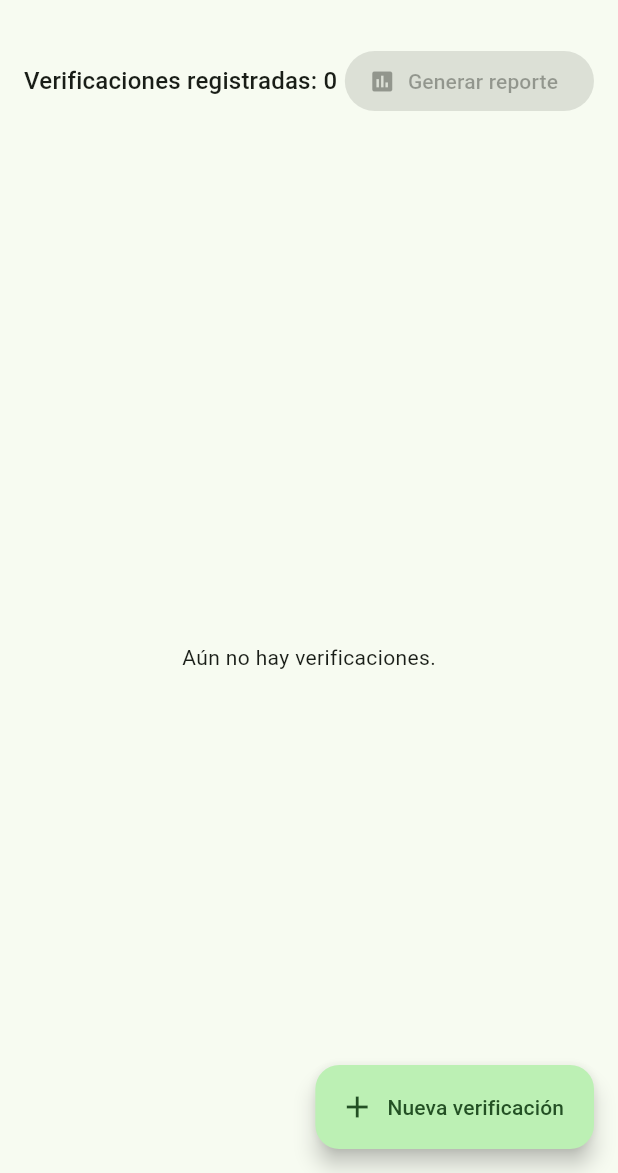
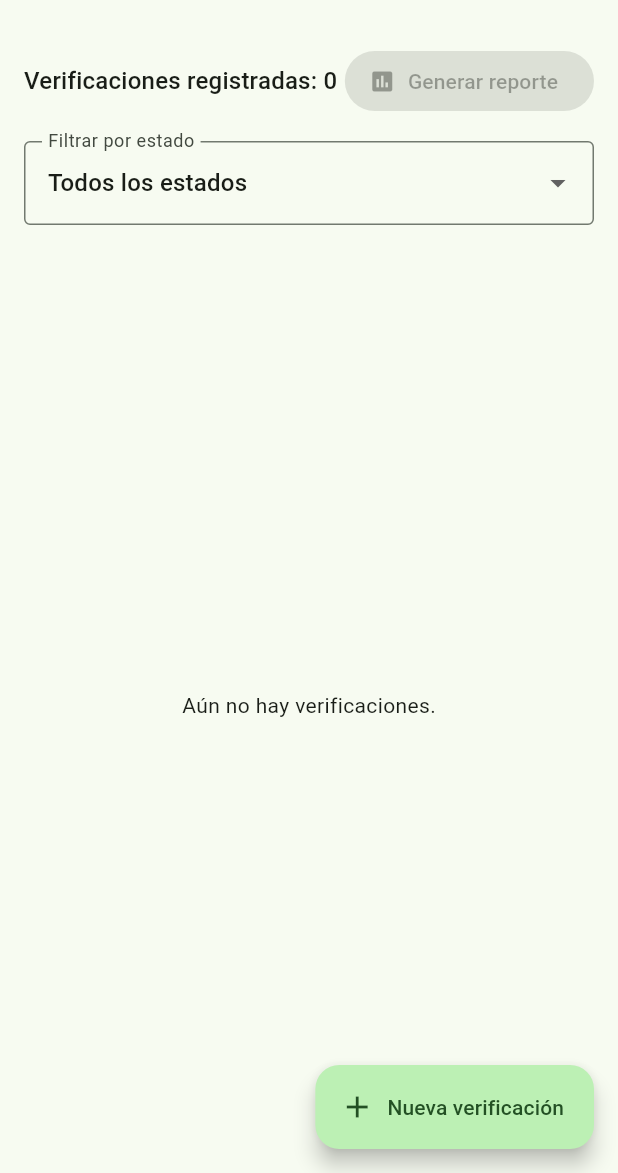
Before and after one commit to wrayner5/verificacion_modelos, a Flutter app: the screen it shows after launch, on a phone screen of 412 x 824 dp, the part 63-1236 px from its top. Run offline on Flutter 3.47's test engine with Material 3 defaults, Android fonts, the phone set to English and light mode, and no system bars.

Commit message:
Actualización

```diff
--- a/lib/pantallas/pantalla_inicio.dart
+++ b/lib/pantallas/pantalla_inicio.dart
@@ -21,8 +21,9 @@ class PantallaInicio extends StatefulWidget {
 }
 
 class _PantallaInicioState extends State<PantallaInicio> {
+  EstadoVerificacion? _filtroEstado;
+
   Future<void> _abrirFormulario() async {
-    // Espera el resultado que devuelve Navigator.pop del formulario.
     final nueva = await Navigator.push<Verificacion>(
       context,
       MaterialPageRoute(
@@ -50,7 +51,7 @@ class _PantallaInicioState extends State<PantallaInicio> {
     );
   }
 
-  Future<void> _confirmarEliminar(int indice) async {
+  Future<void> _confirmarEliminar(int indiceOriginal) async {
     final confirmar = await showDialog<bool>(
       context: context,
       builder: (context) => AlertDialog(
@@ -69,14 +70,27 @@ class _PantallaInicioState extends State<PantallaInicio> {
       ),
     );
 
-    if (confirmar == true) {
-      setState(() => widget.repositorio.eliminar(indice));
+    if (confirmar == true && mounted) {
+      setState(() {
+        widget.repositorio.eliminar(indiceOriginal);
+      });
     }
   }
 
   @override
   Widget build(BuildContext context) {
-    final verificaciones = widget.repositorio.todas;
+    final todas = widget.repositorio.todas;
+
+    // Guardamos los índices originales para eliminar el registro correcto
+    // incluso cuando la lista está filtrada.
+    final indicesVisibles = <int>[];
+
+    for (var i = 0; i < todas.length; i++) {
+      if (_filtroEstado == null ||
+          todas[i].estado == _filtroEstado) {
+        indicesVisibles.add(i);
+      }
+    }
 
     return Scaffold(
       appBar: AppBar(
@@ -90,32 +104,66 @@ class _PantallaInicioState extends State<PantallaInicio> {
               children: [
                 Expanded(
                   child: Text(
-                    'Verificaciones registradas: '
-                    '${verificaciones.length}',
+                    'Verificaciones registradas: ${todas.length}',
                     style: Theme.of(context).textTheme.titleMedium,
                   ),
                 ),
                 ElevatedButton.icon(
-                  // Con null el botón queda deshabilitado.
-                  onPressed: verificaciones.isEmpty
-                      ? null
-                      : _abrirReporte,
+                  onPressed: todas.isEmpty ? null : _abrirReporte,
                   icon: const Icon(Icons.assessment),
                   label: const Text('Generar reporte'),
                 ),
               ],
             ),
           ),
+
+          // Mejora propia solicitada en la Parte 2 del instructivo:
+          // filtrar las verificaciones por estado.
+          Padding(
+            padding: const EdgeInsets.symmetric(horizontal: 16),
+            child: DropdownButtonFormField<EstadoVerificacion?>(
+              initialValue: _filtroEstado,
+              decoration: const InputDecoration(
+                labelText: 'Filtrar por estado',
+                border: OutlineInputBorder(),
+              ),
+              items: [
+                const DropdownMenuItem<EstadoVerificacion?>(
+                  value: null,
+                  child: Text('Todos los estados'),
+                ),
+                ...EstadoVerificacion.values.map(
+                  (estado) => DropdownMenuItem<EstadoVerificacion?>(
+                    value: estado,
+                    child: Text(estado.texto),
+                  ),
+                ),
+              ],
+              onChanged: (estado) {
+                setState(() => _filtroEstado = estado);
+              },
+            ),
+          ),
+
+          const SizedBox(height: 8),
+
           Expanded(
-            child: verificaciones.isEmpty
+            child: todas.isEmpty
                 ? const Center(
                     child: Text('Aún no hay verificaciones.'),
                   )
+                : indicesVisibles.isEmpty
+                    ? const Center(
+                        child: Text(
+                          'No hay verificaciones para este estado.',
+                        ),
+                      )
                     : ListView.builder(
                         padding: const EdgeInsets.only(bottom: 88),
-                    itemCount: verificaciones.length,
+                        itemCount: indicesVisibles.length,
                         itemBuilder: (context, i) {
-                      final v = verificaciones[i];
+                          final indiceOriginal = indicesVisibles[i];
+                          final v = todas[indiceOriginal];
 
                           return Card(
                             margin: const EdgeInsets.symmetric(
@@ -137,7 +185,8 @@ class _PantallaInicioState extends State<PantallaInicio> {
                               trailing: IconButton(
                                 tooltip: 'Eliminar',
                                 icon: const Icon(Icons.delete_outline),
-                            onPressed: () => _confirmarEliminar(i),
+                                onPressed: () =>
+                                    _confirmarEliminar(indiceOriginal),
                               ),
                             ),
                           );
```
Lines whose indentation alone changed are shown as unchanged.
